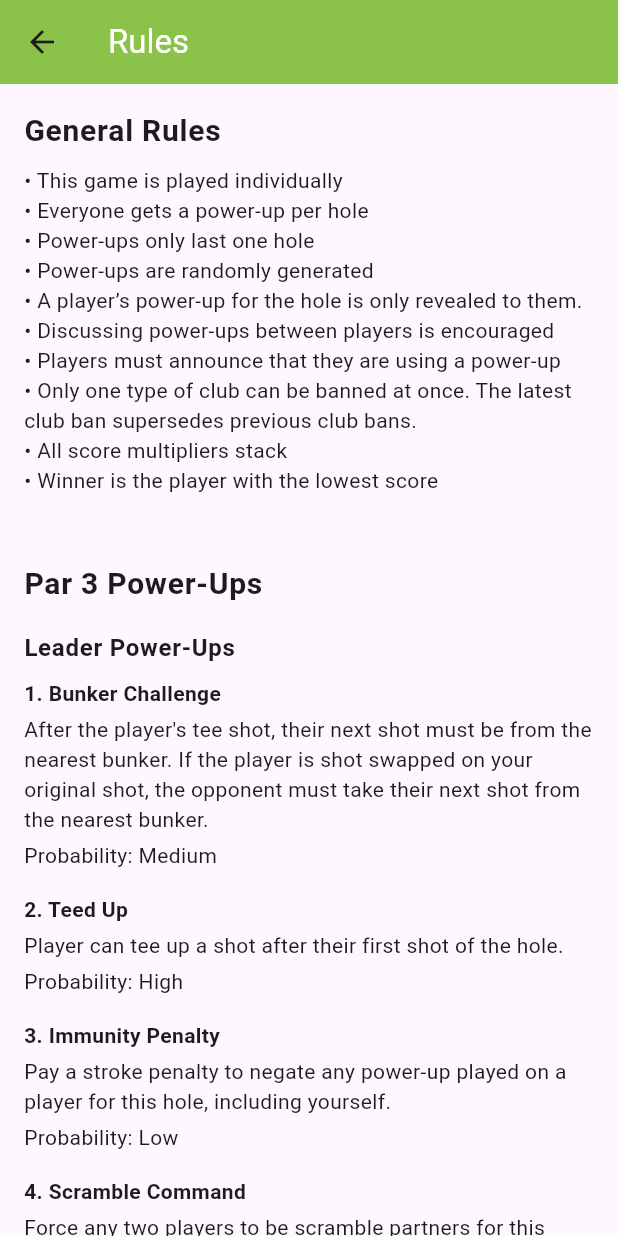
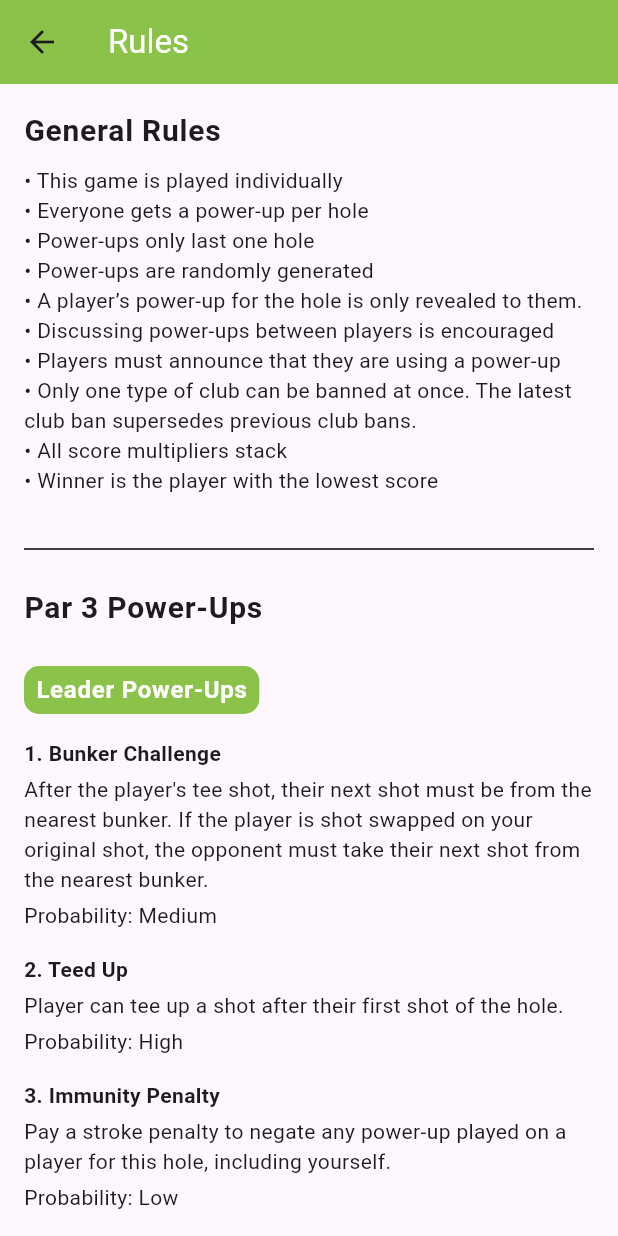
Before and after one commit to Jack-Weyen/power_up_golf, a Flutter app: the RulesPage screen opened directly, on a phone screen of 412 x 824 dp. Run offline on Flutter 3.47's test engine with Material 3 defaults, Android fonts, the phone set to English and light mode, and no system bars.

Commit message:
Improved formatting in rules

```diff
--- a/lib/pages/rules.dart
+++ b/lib/pages/rules.dart
@@ -75,8 +75,12 @@ class RulesPage extends StatelessWidget {
                 '• All score multipliers stack\n'
                 '• Winner is the player with the lowest score\n'),
 
-            // Spacer
-            const SizedBox(height: 24.0),
+            // Spacers and Divider
+            const SizedBox(height: 8.0),
+            const Divider(
+              color: Colors.black
+            ),
+            const SizedBox(height: 16.0),
 
 
             ////////////////////////////////////////////////////////////////////////////////////////////////
@@ -96,7 +100,7 @@ class RulesPage extends StatelessWidget {
             ),
 
             // Spacer
-            const SizedBox(height: 16.0),
+            const SizedBox(height: 24.0),
 
 
             ////////////////////////////////////////////////////////////////////////////////////////////////
@@ -104,16 +108,28 @@ class RulesPage extends StatelessWidget {
             /////////////////////////////////
 
             // Subsection Title
-            Text(
+            Container(
+              decoration: const BoxDecoration(
+                color: Colors.lightGreen,
+                  borderRadius: BorderRadius.all(
+                    Radius.circular(10.0),
+                  ),
+              ),
+              padding: const EdgeInsets.symmetric(vertical: 4.0, horizontal: 8.0),
+              child: Text(
                 'Leader Power-Ups',
                 style: Theme.of(context)
                     .textTheme
                     .bodyLarge
-                  ?.copyWith(fontWeight: FontWeight.bold),
+                    ?.copyWith(
+                      fontWeight: FontWeight.bold,
+                      color: Colors.white
+                      ),
+              ),
             ),
 
             // Spacer
-            const SizedBox(height: 8.0),
+            const SizedBox(height: 16.0),
 
             // Leader Power-Ups
             ..._buildPowerUps(
@@ -208,16 +224,28 @@ class RulesPage extends StatelessWidget {
             /////////////////////////////////
 
             // Subsection Title
-            Text(
+            Container(
+              decoration: const BoxDecoration(
+                color: Colors.lightGreen,
+                  borderRadius: BorderRadius.all(
+                    Radius.circular(10.0),
+                  ),
+                ),
+              padding: const EdgeInsets.symmetric(vertical: 4.0, horizontal: 8.0),
+              child: Text(
                 'Middle Power-Ups',
                 style: Theme.of(context)
                     .textTheme
                     .bodyLarge
-                  ?.copyWith(fontWeight: FontWeight.bold),
+                    ?.copyWith(
+                      fontWeight: FontWeight.bold,
+                      color: Colors.white
+                    ),
+              ),
             ),
 
             // Spacer
-            const SizedBox(height: 8.0),
+            const SizedBox(height: 16.0),
 
             // Middle Power-Ups
             ..._buildPowerUps(
@@ -334,16 +362,28 @@ class RulesPage extends StatelessWidget {
             /////////////////////////////////////
 
             // Subsection Title
-            Text(
+            Container(
+              decoration: const BoxDecoration(
+                color: Colors.lightGreen,
+                  borderRadius: BorderRadius.all(
+                    Radius.circular(10.0),
+                  ),
+                ),
+              padding: const EdgeInsets.symmetric(vertical: 4.0, horizontal: 8.0),
+              child: Text(
                 'Last Place Power-Ups',
                 style: Theme.of(context)
                     .textTheme
                     .bodyLarge
-                  ?.copyWith(fontWeight: FontWeight.bold),
+                    ?.copyWith(
+                      fontWeight: FontWeight.bold,
+                      color: Colors.white
+                    ),
+              ),
             ),
 
             // Spacer
-            const SizedBox(height: 8.0),
+            const SizedBox(height: 16.0),
 
             // Last Place Power-Ups
             ..._buildPowerUps(
@@ -440,8 +480,12 @@ class RulesPage extends StatelessWidget {
               ],
             ),
 
-            // Spacer
-            const SizedBox(height: 24.0),
+            // Spacers and Divider
+            const SizedBox(height: 8.0),
+            const Divider(
+              color: Colors.black
+            ),
+            const SizedBox(height: 16.0),
 
 
             ////////////////////////////////////////////////////////////////////////////////////////////////
```
Lines whose indentation alone changed are shown as unchanged.
